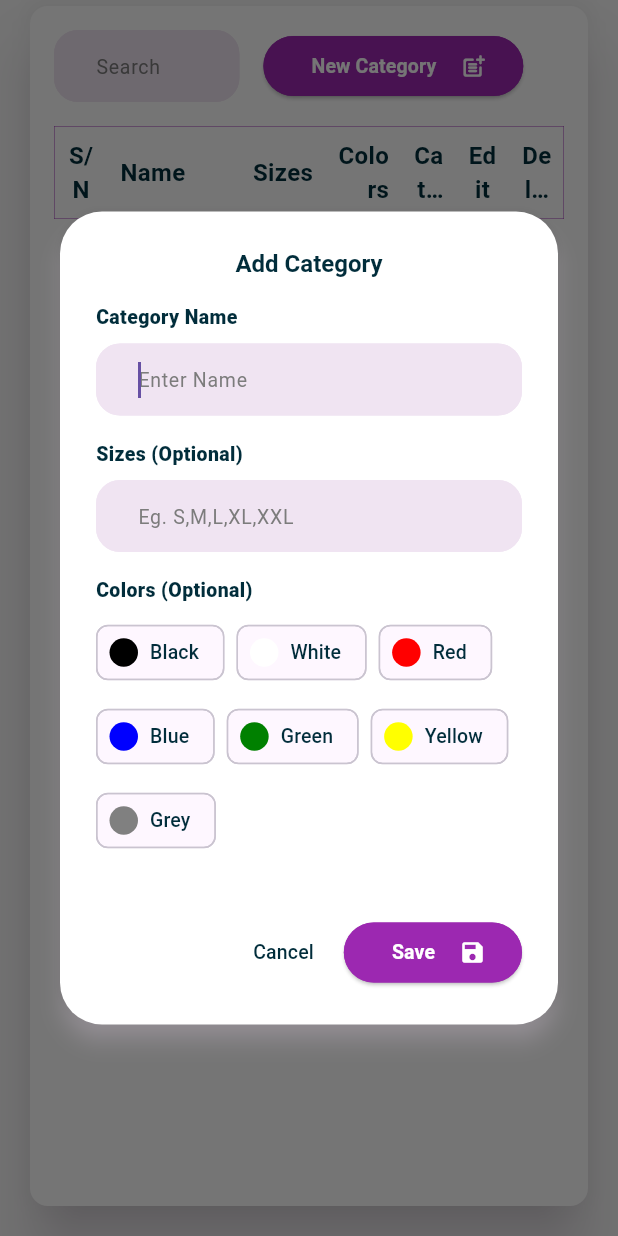
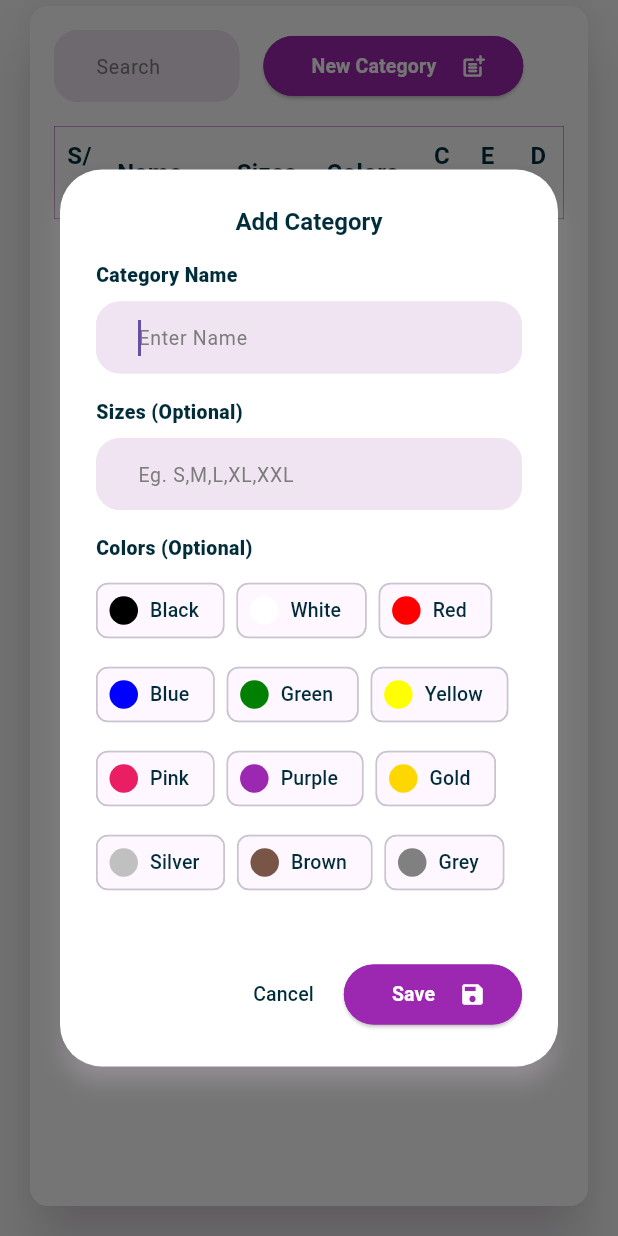
Before and after one commit to naing-pyae-hlyan/apos-web-dashboard, a Flutter app: the CategoryPage widget shown alone on an empty page, opened directly, after a tap on "New Category", on a phone screen of 412 x 824 dp. Run offline on Flutter 3.47's test engine with Material 3 defaults, Android fonts, the phone set to English and light mode, and no system bars; our stand-ins replace cloud_firestore, equatable, firebase_core, firebase_messaging, fl_chart, flutter_bloc and 5 more; accounts and stored records are empty.

```diff
--- a/lib/bloc/error/error_bloc.dart
+++ b/lib/bloc/error/error_bloc.dart
@@ -3,6 +3,7 @@ import 'package:apos/lib_exp.dart';
 class ErrorBloc extends Bloc<ErrorEvent, ErrorState> {
   ErrorBloc() : super(ErrorStateInitial()) {
     on<ErrorEventSetError>(_onErrorSet);
+    on<ErrorEventResert>(_onErrorReset);
   }
 
   Future<void> _onErrorSet(
@@ -18,4 +19,11 @@ class ErrorBloc extends Bloc<ErrorEvent, ErrorState> {
       error: event.error!,
     ));
   }
+
+  Future<void> _onErrorReset(
+    ErrorEventResert event,
+    Emitter<ErrorState> emit,
+  ) async {
+    emit(ErrorStateNoError());
+  }
 }
--- a/lib/bloc/error/error_event.dart
+++ b/lib/bloc/error/error_event.dart
@@ -10,3 +10,5 @@ class ErrorEventSetError extends ErrorEvent {
     required this.error,
   });
 }
+
+class ErrorEventResert extends ErrorEvent {}
--- a/lib/enum/_exp.dart
+++ b/lib/enum/_exp.dart
@@ -1,3 +1,2 @@
 export 'order_status.dart';
-export 'product_colors.dart';
 export 'selected_home.dart';
--- a/lib/enum/product_colors.dart
+++ /dev/null
@@ -1,54 +0,0 @@
-enum ProductColors {
-  black(name: "Black", hex: 0xFF000000),
-  white(name: "White", hex: 0xFFFFFFFF),
-  red(name: "Red", hex: 0xFFFF0000),
-  blue(name: "Blue", hex: 0xFF0000FF),
-  green(name: "Green", hex: 0xFF008000),
-  yellow(name: "Yellow", hex: 0xFFFFFF00),
-  grey(name: "Grey", hex: 0xFF808080);
-
-  final String name;
-  final int hex;
-  const ProductColors({
-    required this.name,
-    required this.hex,
-  });
-}
-
-List<ProductColors> parseHexsToProductColors(List<int> hex) {
-  List<ProductColors> result = [];
-  for (var value in ProductColors.values) {
-    for (var h in hex) {
-      if (h == value.hex) {
-        result.add(value);
-        break;
-      }
-    }
-  }
-  return result;
-}
-
-List<int> parseProductColorsToHexs(List<ProductColors> pcs) {
-  List<int> result = [];
-  for (var value in pcs) {
-    result.add(value.hex);
-  }
-  return result;
-}
-
-String parseHexToProductColorName(int hex) {
-  String result = "";
-  for (var value in ProductColors.values) {
-    if (value.hex == hex) {
-      result = value.name;
-      break;
-    }
-  }
-  return result;
-}
-
-int parseProductColorNameToHex(String name) {
-  return ProductColors.values
-      .firstWhere((ProductColors pc) => pc.name == name)
-      .hex;
-}
--- a/lib/models/_exp.dart
+++ b/lib/models/_exp.dart
@@ -4,4 +4,6 @@ export 'customer_model.dart';
 export 'error_model.dart';
 export 'item_model.dart';
 export 'order_model.dart';
+export 'product_color.dart';
 export 'product_model.dart';
+export 'product_size.dart';
--- /dev/null
+++ b/lib/models/product_color.dart
@@ -0,0 +1,67 @@
+import 'package:apos/lib_exp.dart';
+
+class ProductColor {
+  final String name;
+  final int hex;
+  bool status;
+  ProductColor({
+    required this.name,
+    required this.hex,
+    required this.status,
+  });
+
+  static List<int> getAllProductColorHexs() {
+    return parseProductColorsToHexs(Consts.defaultAllProductColors);
+  }
+
+  // Just return the passed data
+  static List<int> parseProductColorsToHexs(List<ProductColor> colors) {
+    return colors.map((ProductColor pc) => pc.hex).toList();
+  }
+
+  // Just return the passed data
+  static List<ProductColor> parseHexsToProductColors(
+    List<int> hexs, {
+    bool defaultStatus = true,
+  }) {
+    final List<ProductColor> colors = [];
+    for (int hex in hexs) {
+      for (ProductColor color in Consts.defaultAllProductColors) {
+        if (color.hex == hex) {
+          colors.add(ProductColor(
+            name: color.name,
+            hex: hex,
+            status: defaultStatus,
+          ));
+          break;
+        }
+      }
+    }
+    return colors;
+  }
+
+  // return type will the same as Consts.defaultAllProductColors of length
+  static List<ProductColor> parseHexsToAllProductColors({
+    required List<int> hexs,
+    required List<int> oldHexs,
+  }) {
+    final List<ProductColor> result = [];
+    final List<ProductColor> parsedPc = parseHexsToProductColors(
+      hexs,
+      defaultStatus: false,
+    );
+
+    for (ProductColor pc in parsedPc) {
+      bool status = false;
+      for (int old in oldHexs) {
+        if (old == pc.hex) {
+          status = true;
+          break;
+        }
+      }
+      result.add(ProductColor(name: pc.name, hex: pc.hex, status: status));
+    }
+    // colors.length will the same as Consts.defaultAllProductColors of length
+    return result;
+  }
+}
--- a/lib/models/product_model.dart
+++ b/lib/models/product_model.dart
@@ -5,8 +5,8 @@ class Product {
   final List<String> base64Images;
   final String? description;
   final double price;
-  final List<String>? sizes;
-  final List<int>? hexColors;
+  final List<String> sizes;
+  final List<int> hexColors;
   final String? categoryId;
   final String? categoryName;
   final int topSalesCount;
--- a/lib/utils/consts.dart
+++ b/lib/utils/consts.dart
@@ -18,7 +18,6 @@ class Consts {
   static const currencyGreen = Color(0xff27be38);
   static const currencyGreenDark = Color(0xff0b5a04);
   static const dividerColor = Color(0xffdbe2e6);
-
 
   static const List<String> aToz = [
     "A",
@@ -48,6 +47,21 @@ class Consts {
     "Y",
     "Z"
   ];
+
+  static final defaultAllProductColors = <ProductColor>[
+    ProductColor(name: "Black", hex: 0xFF000000, status: false),
+    ProductColor(name: "White", hex: 0xFFFFFFFF, status: false),
+    ProductColor(name: "Red", hex: 0xFFFF0000, status: false),
+    ProductColor(name: "Blue", hex: 0xFF0000FF, status: false),
+    ProductColor(name: "Green", hex: 0xFF008000, status: false),
+    ProductColor(name: "Yellow", hex: 0xFFFFFF00, status: false),
+    ProductColor(name: "Pink", hex: 0xFFE91E63, status: false),
+    ProductColor(name: "Purple", hex: 0xFF9C27B0, status: false),
+    ProductColor(name: "Gold", hex: 0xFFFFD700, status: false),
+    ProductColor(name: "Silver", hex: 0xFFC0C0C0, status: false),
+    ProductColor(name: "Brown", hex: 0xFF795548, status: false),
+    ProductColor(name: "Grey", hex: 0xFF808080, status: false),
+  ];
 }
 
 const verticalHeight2 = SizedBox(height: 2.0);
--- a/lib/view/dialogs/category_dialog.dart
+++ b/lib/view/dialogs/category_dialog.dart
@@ -1,17 +1,25 @@
 import 'package:apos/lib_exp.dart';
 
-void showCategoryBlocDialog(BuildContext context, {Category? category}) =>
+void showCategoryBlocDialog(
+  BuildContext context, {
+  Category? category,
+  required bool isNewCategory,
+}) =>
     showAdaptiveDialog(
       context: context,
       barrierDismissible: true,
-      builder: (_) => _CategoryDialog(category: category),
+      builder: (_) => _CategoryDialog(
+        category: category,
+        isNewCategory: isNewCategory,
+      ),
     );
 
 const _categoryNameErrorKey = "category-name-error-key";
 
 class _CategoryDialog extends StatefulWidget {
   final Category? category;
-  const _CategoryDialog({this.category});
+  final bool isNewCategory;
+  const _CategoryDialog({required this.category, required this.isNewCategory});
 
   @override
   State<_CategoryDialog> createState() => _CategoryDialogState();
@@ -26,24 +34,27 @@ class _CategoryDialogState extends State<_CategoryDialog> {
   final _sizeTxtCtrl = TextEditingController();
   final _sizeFn = FocusNode();
 
-  List<ProductColors> _colors = [];
-
+  List<ProductColor> _colors = [];
 
   void _onSave() {
     final name = _nameTxtCtrl.text;
     final readableId = widget.category?.readableId ??
         RandomIdGenerator.getnerateCategoryUniqueId();
     final List<String> sizes = _sizeTxtCtrl.text.split(",");
+    sizes.removeWhere((String str) => str.isEmpty || str == "-");
+    if (sizes.isNotEmpty && sizes.first.isEmpty) {
+      sizes.clear();
+    }
 
     final category = Category(
       id: widget.category?.id,
       readableId: readableId,
       name: name,
       sizes: sizes,
-      colorHexs: parseProductColorsToHexs(_colors),
+      colorHexs: ProductColor.parseProductColorsToHexs(_colors),
     );
 
-    if (widget.category == null) {
+    if (widget.isNewCategory && widget.category == null) {
       categoryBloc.add(CategoryEventCreateData(category: category));
     } else {
       categoryBloc.add(CategoryEventUpdateData(
@@ -60,10 +71,14 @@ class _CategoryDialogState extends State<_CategoryDialog> {
 
     super.initState();
     _nameTxtCtrl.text = widget.category?.name ?? '';
-    _sizeTxtCtrl.text = (widget.category?.sizes ?? []).join(",");
-    _colors = parseHexsToProductColors(widget.category?.colorHexs ?? []);
+    _sizeTxtCtrl.text =
+        (widget.category?.sizes ?? []).join(",").replaceAll("-", "");
+    _colors = ProductColor.parseHexsToProductColors(
+      widget.category?.colorHexs ?? [],
+    );
     doAfterBuild(callback: () {
       _nameFn.requestFocus();
+      errorBloc.add(ErrorEventResert());
     });
   }
 
@@ -122,10 +137,10 @@ class _CategoryDialogState extends State<_CategoryDialog> {
           verticalHeight16,
           MultiSelectProductColors(
             title: "Colors (Optional)",
-            productColors: ProductColors.values,
+            allHexColors: ProductColor.getAllProductColorHexs(),
             oldHexColors: widget.category?.colorHexs ?? [],
-            onSelectedColors: (s) {
-              _colors = s;
+            onSelectedColors: (List<ProductColor> colors) {
+              _colors = colors;
             },
           ),
           verticalHeight16,
--- a/lib/view/pages/products_manage/category_page.dart
+++ b/lib/view/pages/products_manage/category_page.dart
@@ -21,10 +21,6 @@ class _CategoryPageState extends State<CategoryPage> {
         },
       );
     }
-  }
-
-  void _updateCategory(Category category) {
-    showCategoryBlocDialog(context, category: category);
   }
 
   @override
@@ -56,7 +52,10 @@ class _CategoryPageState extends State<CategoryPage> {
           MyButton(
             label: "New Category",
             icon: Icons.post_add_rounded,
-            onPressed: () => showCategoryBlocDialog(context),
+            onPressed: () => showCategoryBlocDialog(
+              context,
+              isNewCategory: true,
+            ),
           ),
         ],
       ),
@@ -92,7 +91,7 @@ class _CategoryPageState extends State<CategoryPage> {
               columnWidths: const {
                 0: FlexColumnWidth(0.5),
                 1: FlexColumnWidth(1),
-                3: FlexColumnWidth(0.7),
+                3: FlexColumnWidth(1),
                 4: FlexColumnWidth(0.5),
                 5: FlexColumnWidth(0.5),
                 6: FlexColumnWidth(0.5),
@@ -130,7 +129,7 @@ class _CategoryPageState extends State<CategoryPage> {
               TableSNCell(index),
               TableTextCell(category.name, fontWeight: FontWeight.w800),
               TableTextCell(
-                category.sizes.join(','),
+                category.sizes.isEmpty ? "-" : category.sizes.join(", "),
                 textAlign: TextAlign.end,
               ),
               TableColorsCell(hexColors: category.colorHexs),
@@ -141,7 +140,11 @@ class _CategoryPageState extends State<CategoryPage> {
               TableButtonCell(
                 icon: Icons.edit_square,
                 iconColor: Colors.blueGrey,
-                onPressed: () => _updateCategory(category),
+                onPressed: () => showCategoryBlocDialog(
+                  context,
+                  category: category,
+                  isNewCategory: false,
+                ),
               ),
               TableButtonCell(
                 icon: Icons.delete,
--- a/lib/view/pages/products_manage/widgets/multi_select_product_colors_chip.dart
+++ b/lib/view/pages/products_manage/widgets/multi_select_product_colors_chip.dart
@@ -2,13 +2,13 @@ import 'package:apos/lib_exp.dart';
 
 class MultiSelectProductColors extends StatefulWidget {
   final String? title;
-  final List<ProductColors> productColors;
+  final List<int> allHexColors;
   final List<int> oldHexColors;
-  final Function(List<ProductColors>) onSelectedColors;
+  final Function(List<ProductColor>) onSelectedColors;
   const MultiSelectProductColors({
     super.key,
     this.title,
-    required this.productColors,
+    required this.allHexColors,
     required this.oldHexColors,
     required this.onSelectedColors,
   });
@@ -19,26 +19,26 @@ class MultiSelectProductColors extends StatefulWidget {
 }
 
 class _MultiSelectProductColorsState extends State<MultiSelectProductColors> {
-  final List<ProductColors> selectedColorNames = [];
+  final List<ProductColor> selectedColors = [];
 
   List<Widget> _buildColorList() {
     List<Widget> choices = [];
-    for (final ProductColors productColor in widget.productColors) {
+    for (ProductColor pc in selectedColors) {
       choices.add(
         ChoiceChip(
           avatar: CircleAvatar(
-            backgroundColor: Color(productColor.hex),
+            backgroundColor: Color(pc.hex),
           ),
           checkmarkColor: Colors.white,
-          label: myText(productColor.name),
-          selected: selectedColorNames.contains(productColor),
+          label: myText(pc.name),
+          selected: pc.status,
           onSelected: (bool selected) {
             setState(() {
-              selectedColorNames.contains(productColor)
-                  ? selectedColorNames.remove(productColor)
-                  : selectedColorNames.add(productColor);
+              pc.status = selected;
             });
-            widget.onSelectedColors(selectedColorNames);
+            final List<ProductColor> onSelectedColors =
+                selectedColors.where((ProductColor pc) => pc.status).toList();
+            widget.onSelectedColors(onSelectedColors);
           },
         ),
       );
@@ -48,14 +48,20 @@ class _MultiSelectProductColorsState extends State<MultiSelectProductColors> {
 
   @override
   void initState() {
-    selectedColorNames.clear();
-    selectedColorNames.addAll(parseHexsToProductColors(widget.oldHexColors));
+    selectedColors.clear();
+    selectedColors.addAll(
+      ProductColor.parseHexsToAllProductColors(
+        hexs: widget.allHexColors,
+        oldHexs: widget.oldHexColors,
+      ),
+    );
+
     super.initState();
   }
 
   @override
   void dispose() {
-    selectedColorNames.clear();
+    selectedColors.clear();
     super.dispose();
   }
 
--- a/lib/view/widgets/category_dropdown.dart
+++ b/lib/view/widgets/category_dropdown.dart
@@ -57,8 +57,9 @@ class _CategoryDropdownState extends State<CategoryDropdown> {
               dropdownValue = category;
             });
 
-            widget
-                .onSelectedCategory(category.isDropdownTitle ? null : category);
+            widget.onSelectedCategory(
+              category.isDropdownTitle ? null : category,
+            );
           }
         },
       ),
--- a/pubspec.yaml
+++ b/pubspec.yaml
@@ -1,7 +1,7 @@
 name: apos
 description: "mini POS"
 publish_to: 'none'
-version: 0.2.0
+version: 0.2.3
 
 environment:
   sdk: '>=3.4.0 <4.0.0'
```
Also changed, not shown: lib/models/product_size.dart (added, +38 -0 lines), lib/view/dialogs/product_dialog.dart (+42 -33 lines), lib/view/pages/products_manage/product_page.dart (+11 -21 lines), lib/view/pages/products_manage/widgets/multi_select_product_sizes_chip.dart (+19 -12 lines), changelog.txt.
